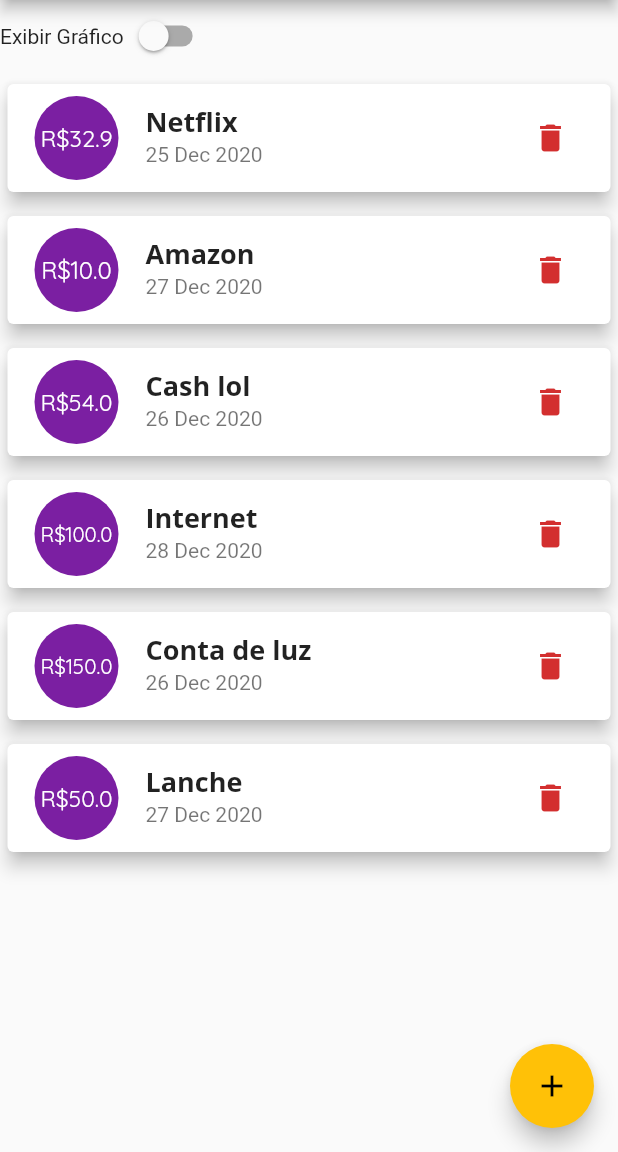
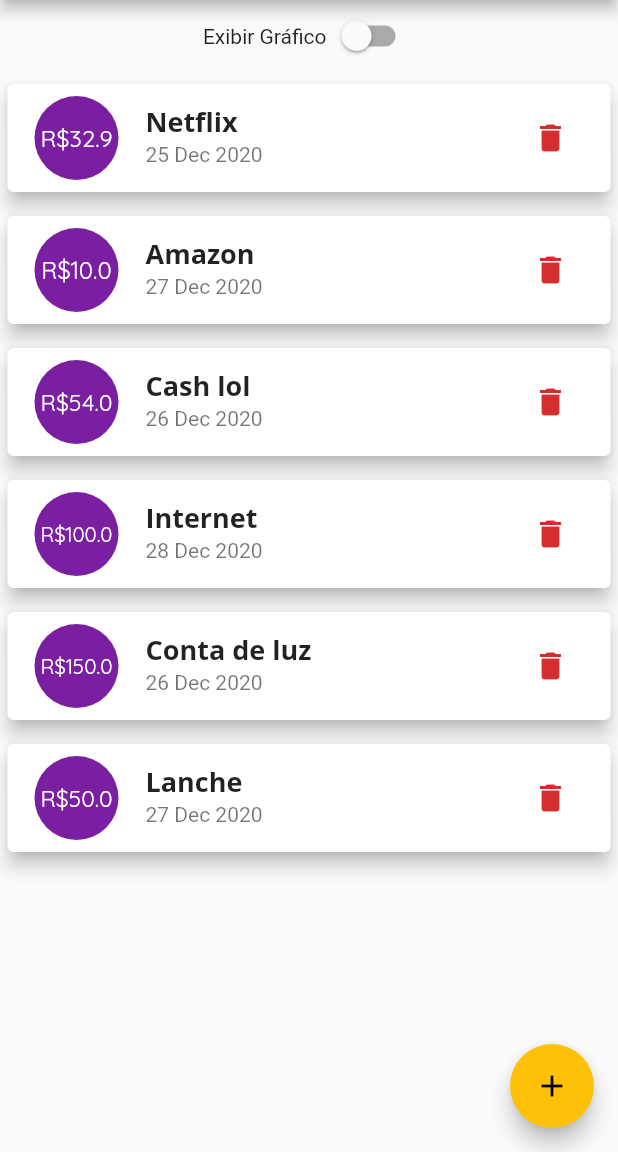
Before and after one commit to Micheli97/Despesas_pessoais, a Flutter app: the screen it shows after launch, on a phone screen of 412 x 824 dp, the part 84-1236 px from its top. Run offline on Flutter 3.47's test engine with Material 2 defaults, Android fonts, the phone set to English and light mode, and no system bars.

Commit message:
Retrato #1

```diff
--- a/Flutter #1/act01/lib/componets/chart_bar.dart
+++ b/Flutter #1/act01/lib/componets/chart_bar.dart
@@ -17,7 +17,7 @@ class ChartBar extends StatelessWidget {
       // a coluna foi envolvida com o layoutbuilder para ser possivel pegar
       //apenas o tamanho do componente e nao o da tela
       builder: (ctx, constraints) {
-        Column(
+        return Column(
           children: [
             Container(
               height: constraints.maxHeight * 0.15,
--- a/Flutter #1/act01/lib/dashboard.dart
+++ b/Flutter #1/act01/lib/dashboard.dart
@@ -122,8 +122,10 @@ class _DashboardState extends State<Dashboard> {
       appBar: appBar,
       body: SingleChildScrollView(
         child: Column(
+          crossAxisAlignment: CrossAxisAlignment.stretch,
           children: <Widget>[
             Row(
+              mainAxisAlignment:  MainAxisAlignment.center,
               children: [
                 Text('Exibir Gráfico'),
                 Switch(
@@ -143,8 +145,9 @@ class _DashboardState extends State<Dashboard> {
                     height: availableHeight * 0.3,
                     child: Chart(_recentTransactions),
                   )
-                : // se a verificação acima nao for verdade ele ira retornar esse container
+                 // se a verificação acima nao for verdade ele ira retornar esse container
                 // aqui eu apliquei um container nesse widget para poder aplicar o responsivo na altura dele
+                :
                 Container(
                     height: availableHeight * 0.7,
                     child: TransactionList(_transactions, _removeTransaction),
```
